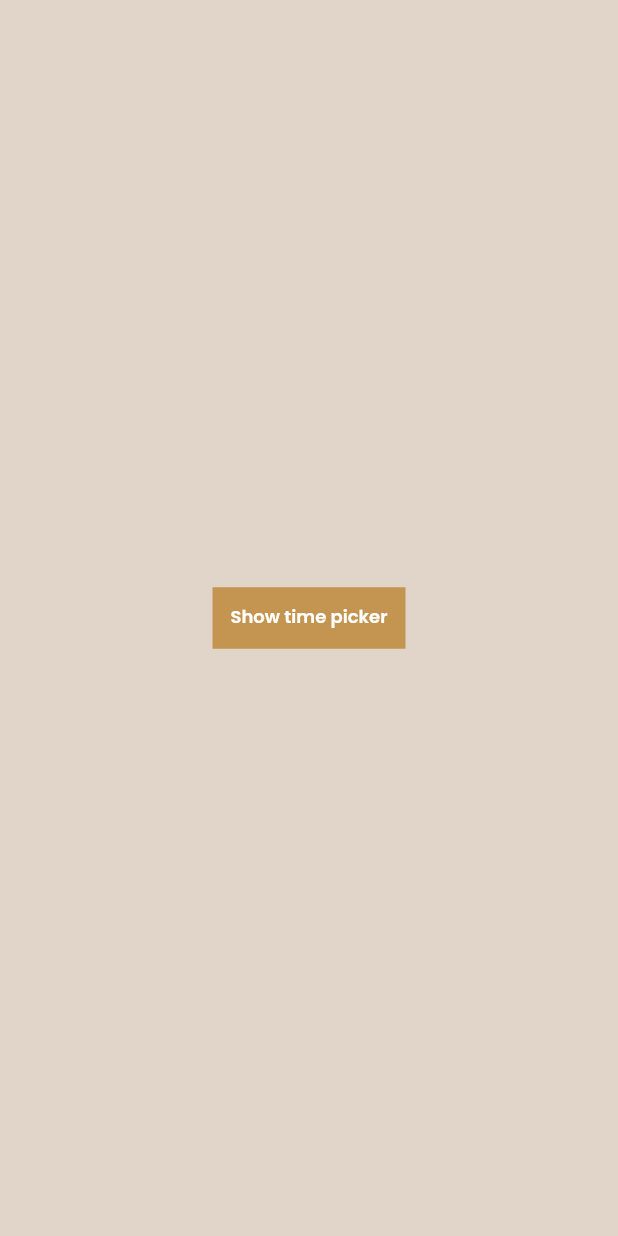
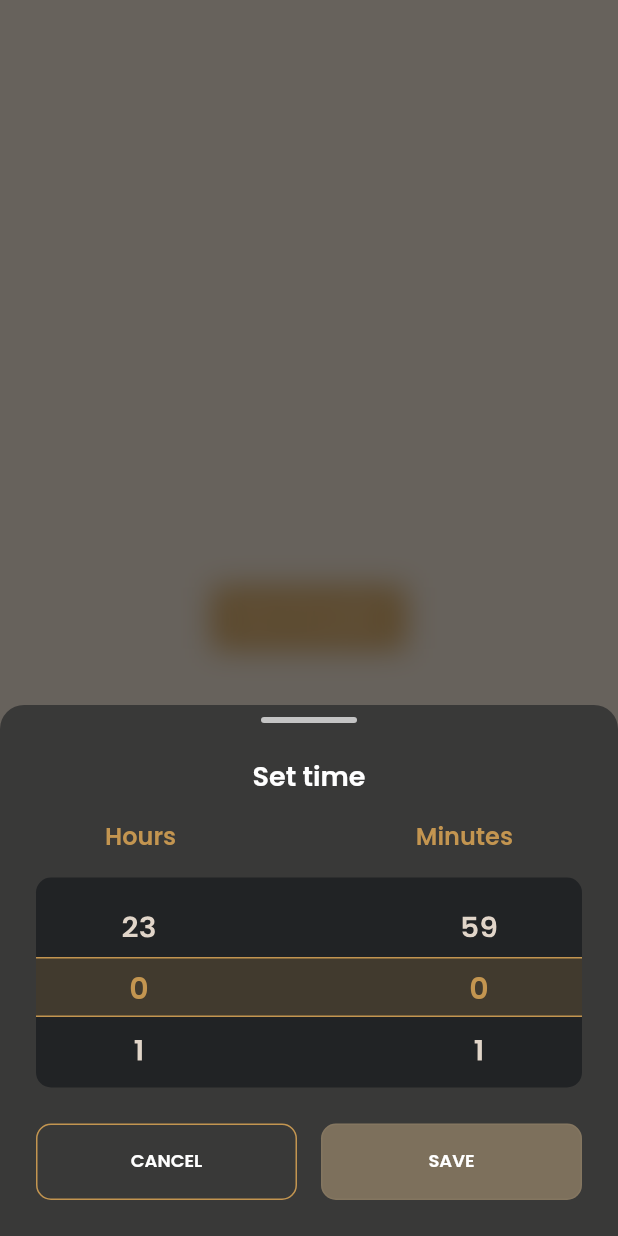
Before and after one commit to raichibald/ddd_base_project, a Flutter app: the screen it shows after launch, after a tap on "Show time picker", on a phone screen of 412 x 824 dp. Run offline on Flutter 3.47's test engine with Material 2 defaults, Android fonts, the phone set to English and light mode, and no system bars; our stand-ins replace equatable.

Commit message:
CHIL-509: Add draft version of DDDTimePickerDialog

```diff
--- a/lib/home/widget/home_page.dart
+++ b/lib/home/widget/home_page.dart
@@ -1,4 +1,7 @@
+import 'dart:ui';
+
 import 'package:ddd_base_project/design_system/widget/app_theme.dart';
+import 'package:ddd_base_project/time_picker/ddd_time_picker_dialog.dart';
 import 'package:flutter/material.dart';
 
 class HomePage extends StatelessWidget {
@@ -24,7 +27,7 @@ class HomePage extends StatelessWidget {
                 highlightColor: clearColor,
                 splashColor: clearColor,
                 onPressed: () {
-                  // TODO: Implement navigation to time picker
+                  _showTimePicker(context);
                 },
                 child: Container(
                   padding: const EdgeInsets.all(12),
@@ -41,4 +44,15 @@ class HomePage extends StatelessWidget {
       ),
     );
   }
+
+  void _showTimePicker(BuildContext context) {
+    showModalBottomSheet(
+      backgroundColor: Colors.transparent,
+      context: context,
+      builder: (context) => BackdropFilter(
+        filter: ImageFilter.blur(sigmaX: 10, sigmaY: 10),
+        child: const DDDTimePickerDialog(),
+      ),
+    );
+  }
 }
--- /dev/null
+++ b/lib/time_picker/ddd_time_picker_dialog.dart
@@ -0,0 +1,270 @@
+import 'package:ddd_base_project/design_system/widget/app_theme.dart';
+import 'package:flutter/material.dart';
+import 'package:flutter/services.dart';
+
+// Known issues, would probably need around ~30 more min to polish it off
+// 1. Overscroll behaviour (cut off padding at the top)
+// 2. Bottom safe area is h/c
+// 3. Numbers not perfectly centered
+// 4. Center item is not tappable
+// 5. Some small UI hacks that don't impact performance, but are still hacky
+// 6. Code is not clean
+// 7. Haptic feedback is in code, but doesn't work on devices I tested
+
+class DDDTimePickerDialog extends StatefulWidget {
+  const DDDTimePickerDialog({Key? key}) : super(key: key);
+
+  @override
+  State<DDDTimePickerDialog> createState() => _DDDTimePickerDialogState();
+}
+
+class _DDDTimePickerDialogState extends State<DDDTimePickerDialog> {
+  var _isValidTime = false;
+  var _selectedHour = 0;
+  var _selectedMinute = 0;
+
+  @override
+  Widget build(BuildContext context) {
+    const dummySafeArea = 24.0;
+    final selectorWidth = MediaQuery.of(context).size.width - 24 * 2;
+    final theme = AppTheme.of(context);
+    final colors = theme.color;
+    return Container(
+      height: 330 + dummySafeArea,
+      decoration: BoxDecoration(
+        borderRadius: const BorderRadius.vertical(
+          top: Radius.circular(16),
+        ),
+        color: colors.darkGrey.withOpacity(0.65),
+      ),
+      child: Column(
+        children: [
+          const SizedBox(
+            height: 8,
+          ),
+          Container(
+            height: 4,
+            width: 64,
+            decoration: BoxDecoration(
+              color: colors.grey,
+              borderRadius: BorderRadius.circular(2),
+            ),
+          ),
+          const SizedBox(
+            height: 24,
+          ),
+          Text(
+            "Set time",
+            style: theme.typography.headline1.copyWith(color: colors.white),
+          ),
+          const SizedBox(
+            height: 16,
+          ),
+          Padding(
+            padding: const EdgeInsets.symmetric(horizontal: 70),
+            child: Row(
+              children: [
+                Text(
+                  'Hours',
+                  style: theme.typography.headline2.copyWith(
+                    color: colors.gold,
+                  ),
+                ),
+                const Spacer(),
+                Text(
+                  'Minutes',
+                  style: theme.typography.headline2.copyWith(
+                    color: colors.gold,
+                  ),
+                ),
+              ],
+            ),
+          ),
+          const SizedBox(
+            height: 16,
+          ),
+          Container(
+            height: 140,
+            margin: const EdgeInsets.symmetric(horizontal: 24),
+            decoration: BoxDecoration(
+              borderRadius: BorderRadius.circular(10),
+              color: colors.darkGrey,
+            ),
+            child: Stack(
+              children: [
+                Positioned(
+                  top: 20,
+                  left: 12,
+                  right: 12,
+                  child: SizedBox(
+                    height: 120,
+                    width: selectorWidth - 24,
+                    child: Row(
+                      children: [
+                        Expanded(
+                          child: _TimeUnitScrollView(
+                            onSelectedItemChanged: (item) {
+                              HapticFeedback.lightImpact();
+                              setState(() {
+                                _selectedHour = item;
+                                _isValidTime = !(_selectedHour == 0 &&
+                                    _selectedMinute == 0);
+                              });
+                            },
+                            maxValue: 24,
+                            selectedValue: _selectedHour,
+                          ),
+                        ),
+                        const Spacer(),
+                        Expanded(
+                          child: _TimeUnitScrollView(
+                            onSelectedItemChanged: (item) {
+                              HapticFeedback.lightImpact();
+                              setState(() {
+                                _selectedMinute = item;
+                                _isValidTime = !(_selectedHour == 0 &&
+                                    _selectedMinute == 0);
+                              });
+                            },
+                            maxValue: 60,
+                            selectedValue: _selectedMinute,
+                          ),
+                        ),
+                      ],
+                    ),
+                  ),
+                ),
+                Positioned(
+                  top: 53,
+                  left: 0,
+                  right: 0,
+                  child: Container(
+                    height: 40,
+                    width: selectorWidth,
+                    decoration: BoxDecoration(
+                      color: colors.goldDimmed.withOpacity(0.2),
+                      border: Border.symmetric(
+                        horizontal: BorderSide(
+                          color: colors.gold,
+                          width: 1,
+                        ),
+                      ),
+                    ),
+                  ),
+                )
+              ],
+            ),
+          ),
+          const SizedBox(
+            height: 24,
+          ),
+          Padding(
+            padding: const EdgeInsets.symmetric(horizontal: 24),
+            child: Row(
+              children: [
+                Expanded(
+                  child: GestureDetector(
+                    onTap: () {
+                      Navigator.of(context).pop();
+                    },
+                    child: Container(
+                      padding: const EdgeInsets.symmetric(vertical: 16),
+                      decoration: BoxDecoration(
+                        color: Colors.transparent,
+                        borderRadius: BorderRadius.circular(10),
+                        border: Border.all(color: colors.gold, width: 1),
+                      ),
+                      child: Center(
+                        child: Text(
+                          'CANCEL',
+                          style: theme.typography.button.copyWith(
+                            color: colors.white,
+                          ),
+                        ),
+                      ),
+                    ),
+                  ),
+                ),
+                const SizedBox(
+                  width: 16,
+                ),
+                Expanded(
+                  child: GestureDetector(
+                    onTap: () {
+                      if (_isValidTime) {
+                        Navigator.of(context).pop();
+                      }
+                    },
+                    child: Container(
+                      padding: const EdgeInsets.symmetric(vertical: 16),
+                      decoration: BoxDecoration(
+                        color: _isValidTime
+                            ? colors.gold
+                            : colors.goldDisabled.withOpacity(0.5),
+                        borderRadius: BorderRadius.circular(10),
+                        border: Border.all(
+                            color: _isValidTime
+                                ? colors.gold
+                                : colors.goldDisabled.withOpacity(0.1),
+                            width: 1),
+                      ),
+                      child: Center(
+                        child: Text(
+                          'SAVE',
+                          style: theme.typography.button.copyWith(
+                            color: colors.white,
+                          ),
+                        ),
+                      ),
+                    ),
+                  ),
+                ),
+              ],
+            ),
+          ),
+          const SizedBox(
+            height: 24,
+          ),
+        ],
+      ),
+    );
+  }
+}
+
+class _TimeUnitScrollView extends StatelessWidget {
+  final Function(int) onSelectedItemChanged;
+  final int selectedValue;
+  final int maxValue;
+
+  const _TimeUnitScrollView({
+    Key? key,
+    required this.onSelectedItemChanged,
+    required this.selectedValue,
+    required this.maxValue,
+  }) : super(key: key);
+
+  @override
+  Widget build(BuildContext context) {
+    final theme = AppTheme.of(context);
+    final colors = theme.color;
+    final typography = theme.typography;
+
+    return ListWheelScrollView.useDelegate(
+      perspective: 0.0000000001,
+      itemExtent: 40,
+      physics: const FixedExtentScrollPhysics(),
+      onSelectedItemChanged: onSelectedItemChanged,
+      childDelegate: ListWheelChildLoopingListDelegate(
+        children: [
+          for (var i = 0; i < maxValue; i++)
+            Text(
+              (i).toString(),
+              style: typography.numbers.copyWith(
+                color: i == selectedValue ? colors.gold : colors.beige,
+              ),
+            ),
+        ],
+      ),
+    );
+  }
+}
```
